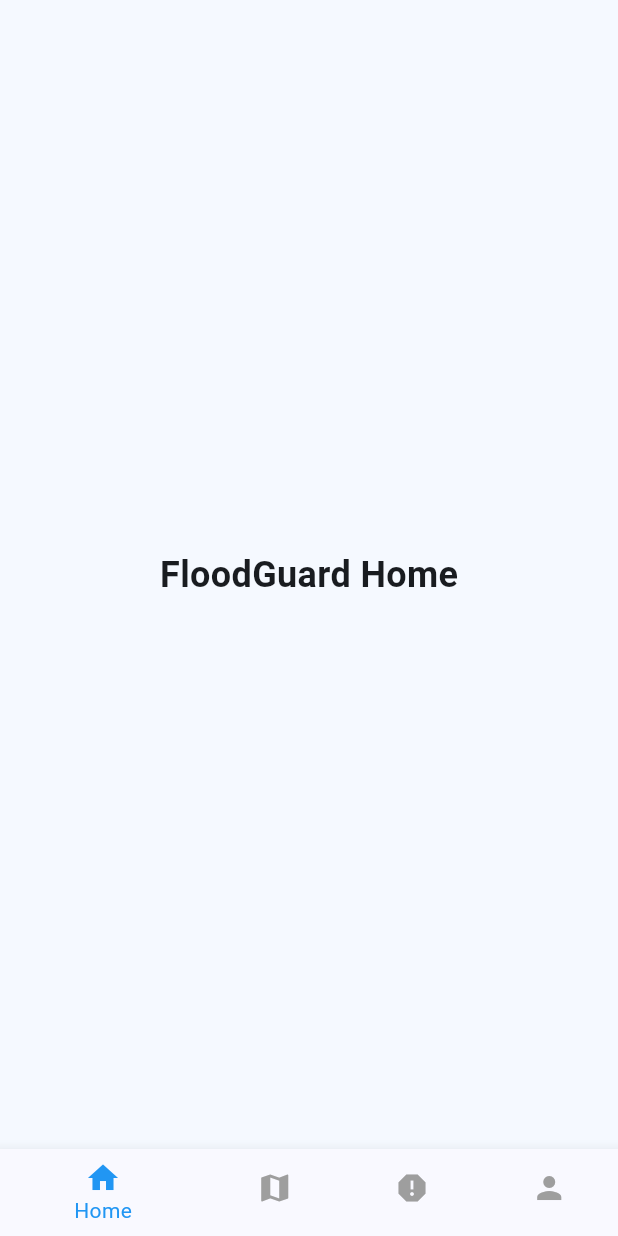
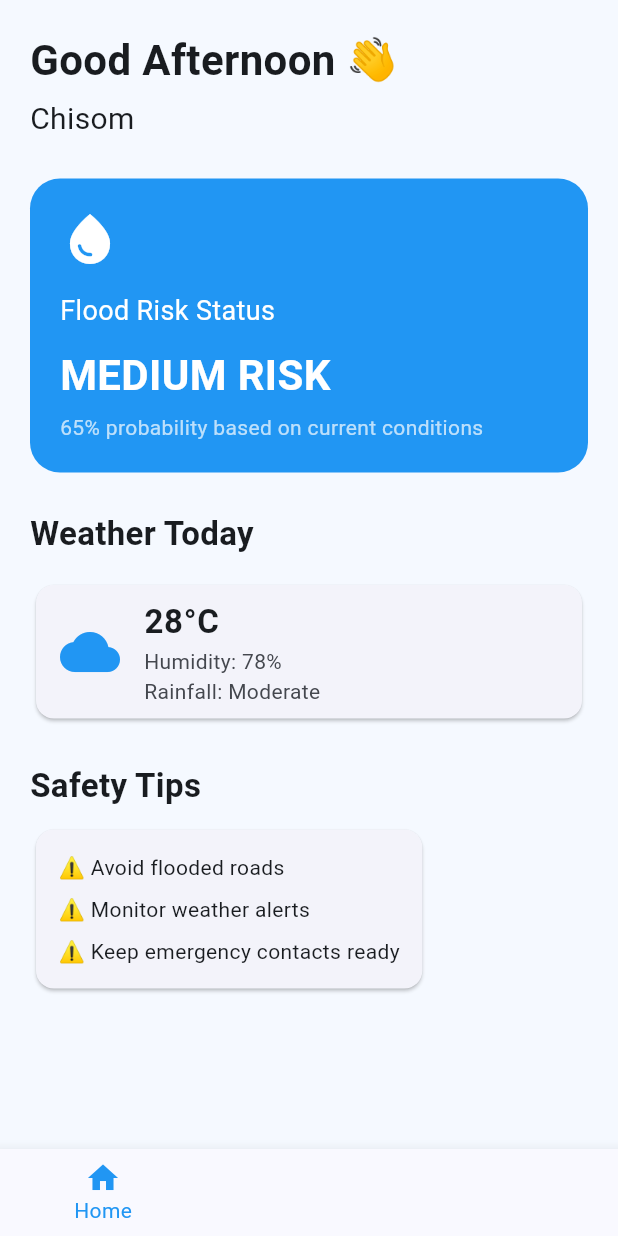
Before and after one commit to sommy-inthecloud/flood-risk-monitoring-app, a Flutter app: the DashboardScreen screen opened directly, on a phone screen of 412 x 824 dp. Run offline on Flutter 3.47's test engine with Material 3 defaults, Android fonts, the phone set to English and light mode, and no system bars.

Commit message:
Build FloodGuard dashboard UI

```diff
--- a/lib/screens/dashboard/dashboard_screen.dart
+++ b/lib/screens/dashboard/dashboard_screen.dart
@@ -40,8 +40,6 @@
 
         selectedItemColor: Colors.blue,
 
-        unselectedItemColor: Colors.grey,
-
         items: const [
           BottomNavigationBarItem(icon: Icon(Icons.home), label: "Home"),
 
@@ -56,16 +54,148 @@
   }
 }
 
+// ---------------- HOME SCREEN ----------------
+
 class HomeScreen extends StatelessWidget {
   const HomeScreen({super.key});
 
   @override
   Widget build(BuildContext context) {
-    return const Center(
-      child: Text(
-        "FloodGuard Home",
+    return Scaffold(
+      body: SafeArea(
+        child: SingleChildScrollView(
+          padding: const EdgeInsets.all(20),
 
-        style: TextStyle(fontSize: 24, fontWeight: FontWeight.bold),
+          child: Column(
+            crossAxisAlignment: CrossAxisAlignment.start,
+
+            children: [
+              const Text(
+                "Good Afternoon 👋",
+
+                style: TextStyle(fontSize: 28, fontWeight: FontWeight.bold),
+              ),
+
+              const SizedBox(height: 5),
+
+              const Text("Chisom", style: TextStyle(fontSize: 20)),
+
+              const SizedBox(height: 25),
+
+              Container(
+                width: double.infinity,
+
+                padding: const EdgeInsets.all(20),
+
+                decoration: BoxDecoration(
+                  color: Colors.blue,
+
+                  borderRadius: BorderRadius.circular(20),
+                ),
+
+                child: const Column(
+                  crossAxisAlignment: CrossAxisAlignment.start,
+
+                  children: [
+                    Icon(Icons.water_drop, color: Colors.white, size: 40),
+
+                    SizedBox(height: 15),
+
+                    Text(
+                      "Flood Risk Status",
+
+                      style: TextStyle(color: Colors.white, fontSize: 18),
+                    ),
+
+                    SizedBox(height: 10),
+
+                    Text(
+                      "MEDIUM RISK",
+
+                      style: TextStyle(
+                        color: Colors.white,
+
+                        fontSize: 28,
+
+                        fontWeight: FontWeight.bold,
+                      ),
+                    ),
+
+                    SizedBox(height: 5),
+
+                    Text(
+                      "65% probability based on current conditions",
+
+                      style: TextStyle(color: Colors.white70),
+                    ),
+                  ],
+                ),
+              ),
+
+              const SizedBox(height: 25),
+
+              const Text(
+                "Weather Today",
+
+                style: TextStyle(fontSize: 22, fontWeight: FontWeight.bold),
+              ),
+
+              const SizedBox(height: 15),
+
+              Card(
+                child: ListTile(
+                  leading: const Icon(
+                    Icons.cloud,
+
+                    size: 40,
+
+                    color: Colors.blue,
+                  ),
+
+                  title: const Text(
+                    "28°C",
+
+                    style: TextStyle(fontSize: 22, fontWeight: FontWeight.bold),
+                  ),
+
+                  subtitle: const Text("Humidity: 78%\nRainfall: Moderate"),
+                ),
+              ),
+
+              const SizedBox(height: 25),
+
+              const Text(
+                "Safety Tips",
+
+                style: TextStyle(fontSize: 22, fontWeight: FontWeight.bold),
+              ),
+
+              const SizedBox(height: 10),
+
+              const Card(
+                child: Padding(
+                  padding: EdgeInsets.all(15),
+
+                  child: Column(
+                    crossAxisAlignment: CrossAxisAlignment.start,
+
+                    children: [
+                      Text("⚠ Avoid flooded roads"),
+
+                      SizedBox(height: 8),
+
+                      Text("⚠ Monitor weather alerts"),
+
+                      SizedBox(height: 8),
+
+                      Text("⚠ Keep emergency contacts ready"),
+                    ],
+                  ),
+                ),
+              ),
+            ],
+          ),
+        ),
       ),
     );
   }
```
